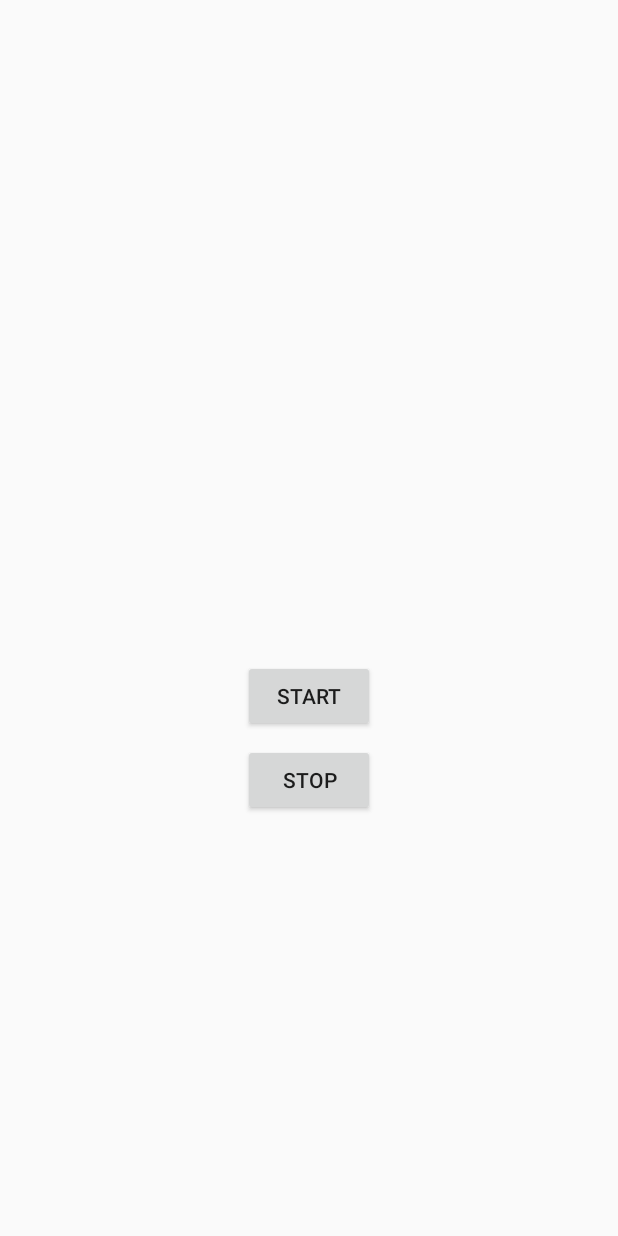
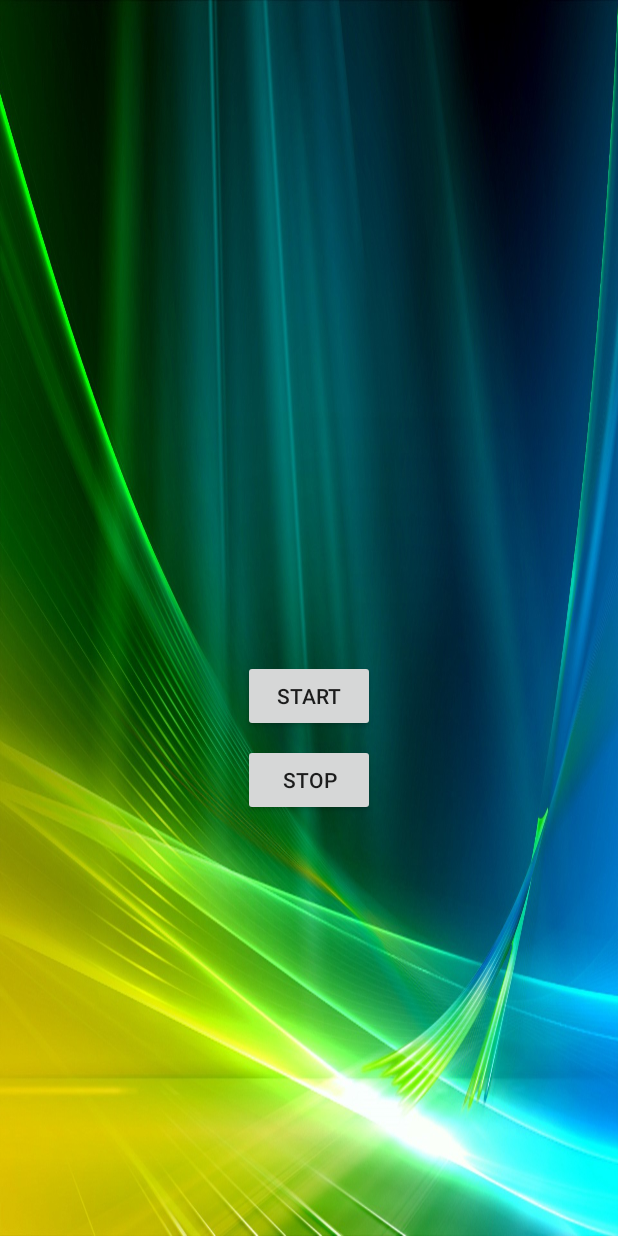
Before and after one commit to shdzazmi/jogfit, an Android app: the Home screen opened directly, with no data from a screen before it, on a phone screen of 412 x 824 dp. Run offline under Robolectric (Android 15) with nearby library versions, the phone set to English and light mode, and no system bars.

Commit message:
nambah baground dihome

```diff
--- a/app/src/main/res/layout/activity_home.xml
+++ b/app/src/main/res/layout/activity_home.xml
@@ -4,6 +4,7 @@
     xmlns:tools="http://schemas.android.com/tools"
     android:layout_width="match_parent"
     android:layout_height="match_parent"
+    android:background="@drawable/images"
     tools:context="com.informatika.daz.jogfit.Home">
 
     <Button
```
Also changed, not shown: app/src/main/res/drawable/images.jpg (added).
